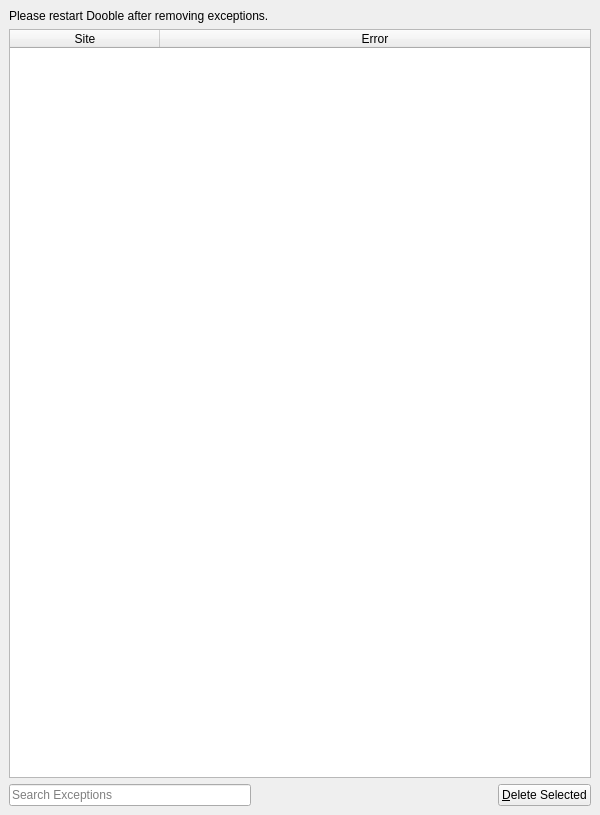
textbrowser/dooble, file 2.x/UI/dooble_certificate_exceptions.ui: the form before one commit.
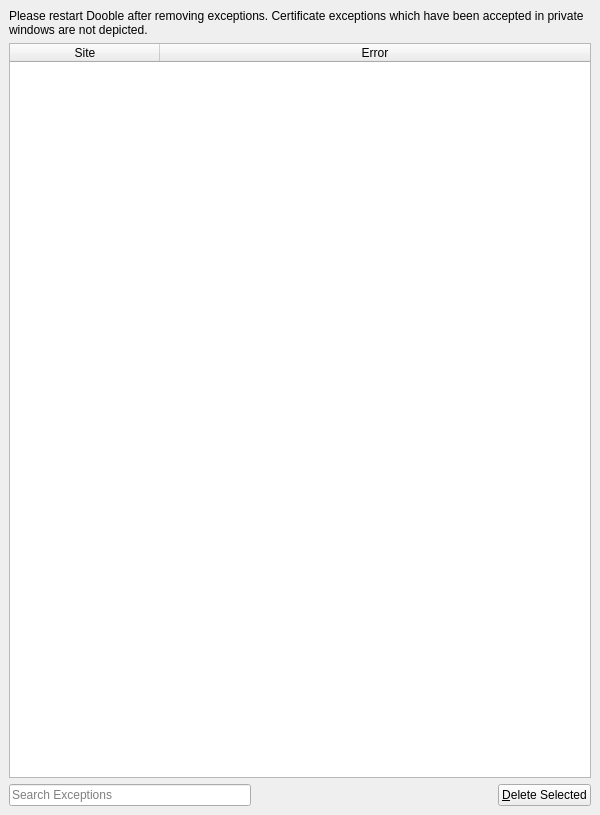
The form after the commit. Icons and pictures are not drawn. Custom widgets are drawn as their Qt base class.

```diff
--- a/2.x/UI/dooble_certificate_exceptions.ui
+++ b/2.x/UI/dooble_certificate_exceptions.ui
@@ -22,7 +22,10 @@
     <item>
      <widget class="QLabel" name="label">
       <property name="text">
-       <string>Please restart Dooble after removing exceptions.</string>
+       <string>Please restart Dooble after removing exceptions. Certificate exceptions which have been accepted in private windows are not depicted.</string>
+      </property>
+      <property name="wordWrap">
+       <bool>true</bool>
       </property>
      </widget>
     </item>
```
